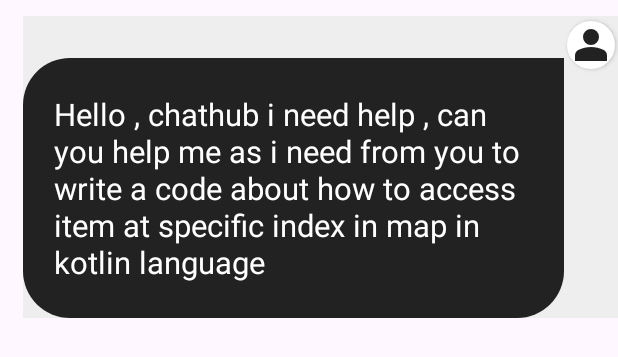
After one commit to AhmedEl-Malky/IntelliChat, an Android app: the layout item_user_chat.xml on its own in the app's theme, with its tools: preview values and no code run, on a phone screen of 412 x 824 dp. The commit adds this screen. Shown: the top 357 px of the screen. Run offline under Robolectric (Android 15) with nearby library versions, the phone set to English and light mode, and no system bars.

Commit message:
finish user chat item

```diff
--- /dev/null
+++ b/app/src/main/res/drawable/user_chat_background.xml
@@ -0,0 +1,8 @@
+<?xml version="1.0" encoding="utf-8"?>
+<shape
+    xmlns:android="http://schemas.android.com/apk/res/android"
+    android:shape="rectangle">
+    <solid android:color="#222"/>
+    <corners android:topLeftRadius="@dimen/_24sdp" android:bottomLeftRadius="@dimen/_24sdp" android:bottomRightRadius="@dimen/_24sdp"/>
+
+</shape>
--- /dev/null
+++ b/app/src/main/res/drawable/user_icon.xml
@@ -0,0 +1,10 @@
+<vector xmlns:android="http://schemas.android.com/apk/res/android"
+    android:width="24dp"
+    android:height="24dp"
+    android:viewportWidth="960"
+    android:viewportHeight="960"
+    android:tint="#222">
+  <path
+      android:fillColor="@android:color/white"
+      android:pathData="M480,480Q414,480 367,433Q320,386 320,320Q320,254 367,207Q414,160 480,160Q546,160 593,207Q640,254 640,320Q640,386 593,433Q546,480 480,480ZM160,800L160,688Q160,654 177.5,625.5Q195,597 224,582Q286,551 350,535.5Q414,520 480,520Q546,520 610,535.5Q674,551 736,582Q765,597 782.5,625.5Q800,654 800,688L800,800L160,800Z"/>
+</vector>
--- /dev/null
+++ b/app/src/main/res/drawable/user_img_background.xml
@@ -0,0 +1,6 @@
+<?xml version="1.0" encoding="utf-8"?>
+<shape xmlns:android="http://schemas.android.com/apk/res/android"
+    android:shape="oval">
+    <solid android:color="@color/white"/>
+
+</shape>
--- a/app/src/main/res/layout/activity_main.xml
+++ b/app/src/main/res/layout/activity_main.xml
@@ -4,15 +4,14 @@
     xmlns:tools="http://schemas.android.com/tools"
     android:layout_width="match_parent"
     android:layout_height="match_parent"
-    tools:context=".UI.MainActivity">
+    tools:context=".UI.MainActivity"
+    android:background="#eee">
 
-    <TextView
-        android:layout_width="wrap_content"
-        android:layout_height="wrap_content"
-        android:text="Hello World!"
-        app:layout_constraintBottom_toBottomOf="parent"
-        app:layout_constraintEnd_toEndOf="parent"
-        app:layout_constraintStart_toStartOf="parent"
-        app:layout_constraintTop_toTopOf="parent" />
+    <androidx.recyclerview.widget.RecyclerView
+        android:layout_width="match_parent"
+        android:layout_height="match_parent"
+        app:layoutManager="androidx.recyclerview.widget.LinearLayoutManager"
+        android:orientation="vertical"
+        tools:listitem="@layout/item_user_chat"/>
 
 </androidx.constraintlayout.widget.ConstraintLayout>
--- /dev/null
+++ b/app/src/main/res/layout/item_user_chat.xml
@@ -0,0 +1,73 @@
+<?xml version="1.0" encoding="utf-8"?>
+<androidx.constraintlayout.widget.ConstraintLayout xmlns:android="http://schemas.android.com/apk/res/android"
+    xmlns:app="http://schemas.android.com/apk/res-auto"
+    xmlns:tools="http://schemas.android.com/tools"
+    android:layout_width="match_parent"
+    android:layout_height="wrap_content"
+    android:layout_marginStart="@dimen/_12sdp"
+    android:layout_marginVertical="@dimen/_8sdp"
+    android:background="#eee">
+
+    <ImageView
+        android:layout_width="0dp"
+        android:layout_height="0dp"
+        android:background="@drawable/user_img_background"
+        android:elevation="2dp"
+        android:src="@drawable/user_icon"
+        app:layout_constraintBottom_toTopOf="@+id/guideline2"
+        app:layout_constraintDimensionRatio="1:1"
+        app:layout_constraintEnd_toStartOf="@+id/guideline7"
+        app:layout_constraintStart_toStartOf="@+id/guideline3"
+        app:layout_constraintTop_toTopOf="parent" />
+
+    <TextView
+        android:layout_width="0dp"
+        android:layout_height="wrap_content"
+        android:background="@drawable/user_chat_background"
+        android:gravity="start"
+        android:paddingVertical="@dimen/_18sdp"
+        android:paddingStart="@dimen/_16sdp"
+        android:paddingEnd="@dimen/_12sdp"
+        android:textColor="@color/white"
+        android:textSize="@dimen/_16sdp"
+        app:layout_constraintBottom_toBottomOf="parent"
+        app:layout_constraintEnd_toStartOf="@+id/guideline6"
+        app:layout_constraintStart_toStartOf="parent"
+        app:layout_constraintTop_toTopOf="@+id/guideline4"
+        tools:text="Hello , chathub i need help , can you help me as i need from you to write a code about how to access item at specific index in map in kotlin language" />
+
+    <androidx.constraintlayout.widget.Guideline
+        android:id="@+id/guideline3"
+        android:layout_width="wrap_content"
+        android:layout_height="wrap_content"
+        android:orientation="vertical"
+        app:layout_constraintGuide_percent="0.915" />
+    <androidx.constraintlayout.widget.Guideline
+        android:id="@+id/guideline7"
+        android:layout_width="wrap_content"
+        android:layout_height="wrap_content"
+        android:orientation="vertical"
+        app:layout_constraintGuide_percent="0.995" />
+
+    <androidx.constraintlayout.widget.Guideline
+        android:id="@+id/guideline6"
+        android:layout_width="wrap_content"
+        android:layout_height="wrap_content"
+        android:orientation="vertical"
+        app:layout_constraintGuide_percent="0.91" />
+
+    <androidx.constraintlayout.widget.Guideline
+        android:id="@+id/guideline2"
+        android:layout_width="wrap_content"
+        android:layout_height="wrap_content"
+        android:orientation="horizontal"
+        app:layout_constraintGuide_percent="0.19" />
+
+    <androidx.constraintlayout.widget.Guideline
+        android:id="@+id/guideline4"
+        android:layout_width="wrap_content"
+        android:layout_height="wrap_content"
+        android:orientation="horizontal"
+        app:layout_constraintGuide_percent="0.14" />
+
+</androidx.constraintlayout.widget.ConstraintLayout>
```
Also changed, not shown: app/src/main/res/font/nunito_black.ttf (added), app/src/main/res/font/nunito_bold.ttf (added), app/src/main/res/font/nunito_extrabold.ttf (added), app/src/main/res/font/nunito_medium.ttf (added), app/src/main/res/font/nunito_regular.ttf (added), app/src/main/res/font/nunito_semi_bold.ttf (added), app/src/main/res/font/nuntio_extralight.ttf (added), app/src/main/res/font/nuntio_light.ttf (added).
